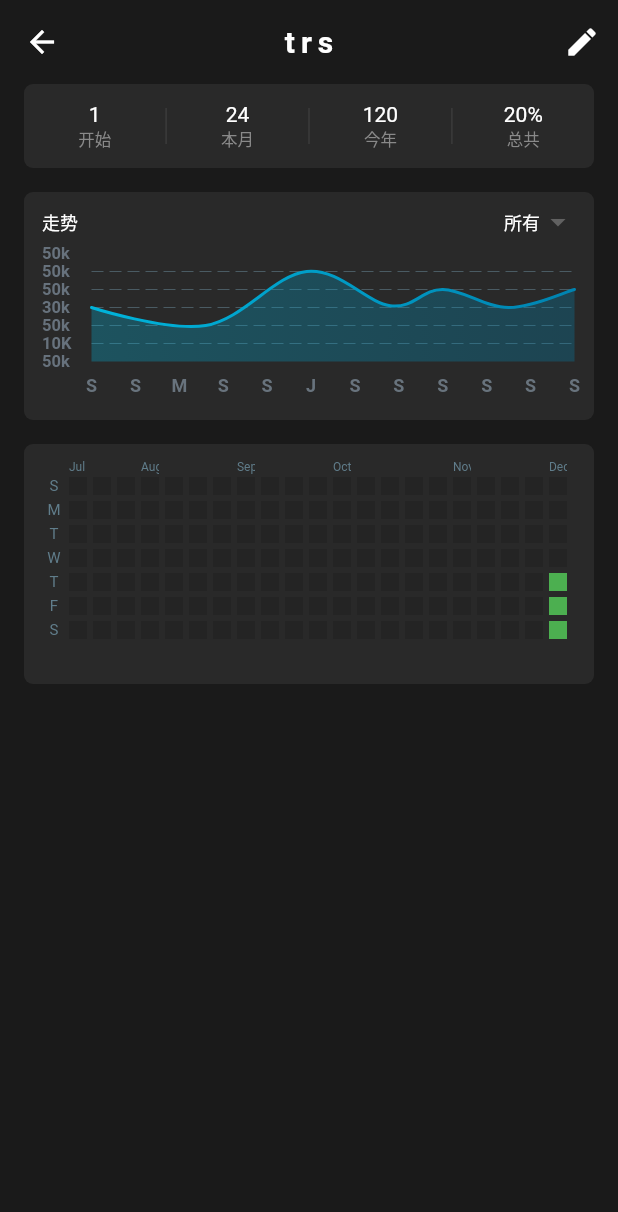
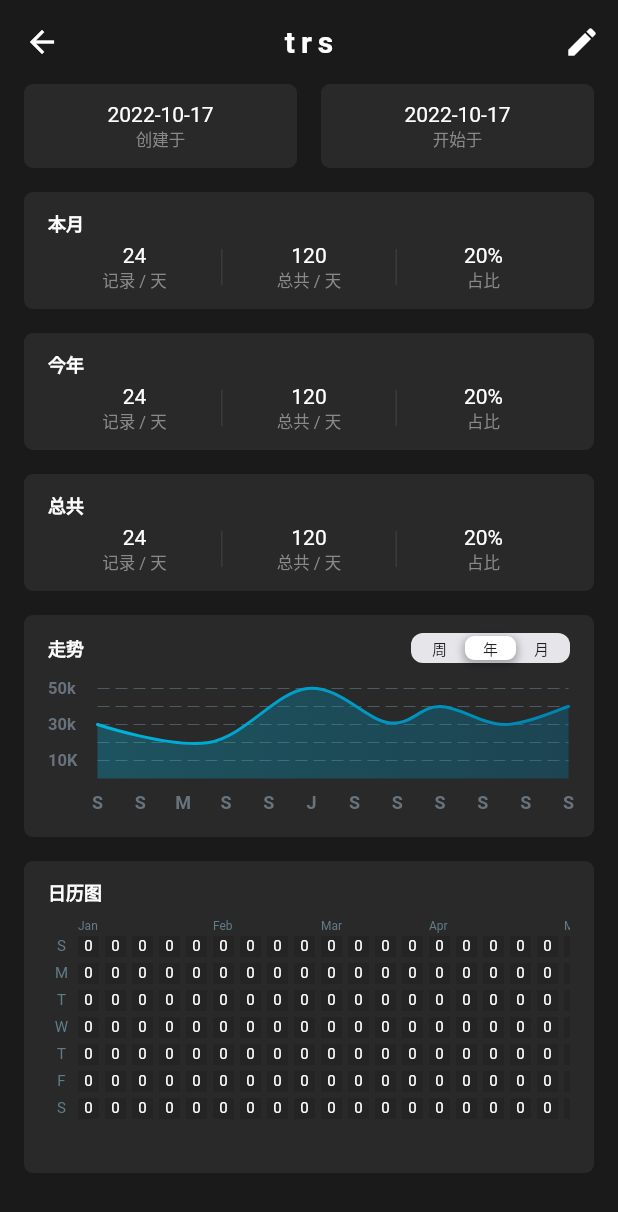
Before and after one commit to BarrySong97/butter, a Flutter app: the Statistics screen opened directly, on a phone screen of 412 x 824 dp. Shown: the top 1212 px of the screen. Run offline on Flutter 3.47's test engine with Material 2 defaults, Android fonts, the light colour scheme and no system bars; drawn by our look-alikes of custom_sliding_segmented_control, dropdown_button2, fl_chart; our stand-ins replace flutter_calendar_carousel, get, hooks_riverpod, isar; missing offline and left inert: flex_color_picker; accounts and stored records are empty; generated files the repository leaves out were written again.

Commit message:
feat(statistics): change info card by date catregory and fix calen

```diff
--- a/lib/locale.dart
+++ b/lib/locale.dart
@@ -17,21 +17,35 @@
           'done': 'Done',
           'addSelectColorTitle': 'select a color',
           'addSelectColorSubTitle': 'choose a sub color',
-          'startFrom': 'start',
+          'createStartFrom': 'created from',
           'monthDays': 'month',
+          'trackStartFrom': 'tracked from',
           'yearDays': 'year',
           'percent': 'total',
+          'thisYear': 'Year',
+          'thisMonth': 'Month',
+          'thisAll': 'All',
+          'allDays': 'All',
+          'trackDays': 'Tracked',
           'statistic': 'statistic',
         },
         'zh_CN': {
           'zh_CN': '中文',
-          'statistic': '走势',
+          'trend': '走势',
           "Month": '月',
+          "Week": '周',
+          'thisYear': '今年',
+          'thisAll': '总共',
+          'allDays': '总共 / 天',
+          'trackDays': '记录 / 天',
+          'zon': '总共',
           "Year": '年',
           "All": '所有',
           'monthDays': '本月',
-          'percent': '总共',
-          'startFrom': '开始',
+          'percent': '占比',
+          'trackStartFrom': '开始于',
+          'thisMonth': '本月',
+          'createStartFrom': '创建于',
           'yearDays': '今年',
           'cancel': '取消',
           'addSelectColorTitle': '选择一个颜色',
--- a/lib/pages/Statistics/components/HeatMap.dart
+++ b/lib/pages/Statistics/components/HeatMap.dart
@@ -16,7 +16,7 @@
         TimeUtils.removeTime(DateTime.now()): 4,
       },
       colorThresholds: {
-        1: Colors.green,
+        1: Colors.blue,
       },
       weekDaysLabels: ['S', 'M', 'T', 'W', 'T', 'F', 'S'],
       monthsLabels: [
@@ -34,8 +34,8 @@
         "Nov",
         "Dec",
       ],
-      squareSize: 12.0,
-      textOpacity: -1.3,
+      squareSize: 14.0,
+      textOpacity: 1,
       labelTextColor: Colors.blueGrey,
       dayTextColor: Colors.blue,
     );
--- a/lib/pages/Statistics/components/HeatMap/default_container.dart
+++ b/lib/pages/Statistics/components/HeatMap/default_container.dart
@@ -18,11 +18,11 @@
   Widget build(BuildContext context) {
     return Container(
         alignment: Alignment.center,
-        height: size,
-        width: size,
+        height: 14,
+        width: 14,
         child: Text(
           text,
-          style: TextStyle(color: textColor, fontSize: size - 2),
+          style: TextStyle(color: textColor, fontSize: 10),
         ),
         margin: EdgeInsets.all(margin));
   }
--- a/lib/pages/Statistics/components/HeatMap/heatmap_calendar.dart
+++ b/lib/pages/Statistics/components/HeatMap/heatmap_calendar.dart
@@ -39,6 +39,8 @@
   /// The color of the text that identifies the days
   final Color dayTextColor;
 
+  final bool showDay;
+
   /// Helps avoiding overspacing issues
   final double safetyMargin;
 
@@ -49,6 +51,7 @@
       this.weekDaysLabels = TimeUtils.defaultWeekLabels,
       this.monthsLabels = TimeUtils.defaultMonthsLabels,
       this.squareSize = 16,
+      this.showDay = false,
       this.textOpacity = 0.2,
       this.labelTextColor = Colors.black,
       this.dayTextColor = Colors.black,
@@ -96,17 +99,17 @@
             width: constraints.maxWidth,
             child: Row(
               children: <Widget>[
-                WeekLabels(
-                  weekDaysLabels: widget.weekDaysLabels,
-                  squareSize: widget.squareSize,
-                  labelTextColor: widget.labelTextColor,
-                ),
+                // WeekLabels(
+                //   weekDaysLabels: widget.weekDaysLabels,
+                //   squareSize: widget.squareSize,
+                //   labelTextColor: widget.labelTextColor,
+                // ),
                 WeekColumns(
                   squareSize: widget.squareSize,
                   labelTextColor: widget.labelTextColor,
                   input: widget.input,
                   colorThresholds: widget.colorThresholds,
-                  currentOpacity: currentOpacity,
+                  currentOpacity: widget.textOpacity,
                   monthLabels: widget.monthsLabels,
                   dayTextColor: widget.dayTextColor,
                   columnsToCreate: getColumnsToCreate(constraints.maxWidth) - 1,
--- a/lib/pages/Statistics/components/HeatMap/heatmap_day.dart
+++ b/lib/pages/Statistics/components/HeatMap/heatmap_day.dart
@@ -53,8 +53,9 @@
         opacity: opacity,
         duration: animationDuration,
         child: Text(
-          currentDay.toString(),
-          style: TextStyle(fontWeight: fontWeight, color: textColor),
+          value.toString(),
+          style: TextStyle(
+              fontWeight: fontWeight, color: Colors.white, fontSize: size - 4),
         ),
       ),
     );
--- a/lib/pages/Statistics/components/HeatMap/month_label.dart
+++ b/lib/pages/Statistics/components/HeatMap/month_label.dart
@@ -20,14 +20,13 @@
       width: size,
       child: Stack(
         fit: StackFit.expand,
-        // overflow: Overflow.visible,
         children: <Widget>[
           Positioned(
             width: 60,
             bottom: 0,
             child: Text(
               text,
-              style: TextStyle(fontSize: size - 4, color: textColor),
+              style: TextStyle(fontSize: size - 6, color: textColor),
             ),
           )
         ],
--- a/lib/pages/Statistics/components/HeatMap/time_utils.dart
+++ b/lib/pages/Statistics/components/HeatMap/time_utils.dart
@@ -33,7 +33,7 @@
     return safeSubtract(
         today,
         Duration(
-            days: (today.weekday % DateTime.daysPerWeek),
+            days: today.weekday + 1,
             hours: today.hour,
             minutes: today.minute,
             seconds: today.second,
--- /dev/null
+++ b/lib/pages/Statistics/components/InfoCard.dart
@@ -0,0 +1,53 @@
+import 'package:flutter/cupertino.dart';
+import 'package:flutter/material.dart';
+
+class InfoCard extends StatelessWidget {
+  final Widget extra;
+  final Widget content;
+  final String? title;
+
+  const InfoCard(
+      {this.title, this.extra = const SizedBox(), required this.content});
+  @override
+  Widget build(BuildContext context) {
+    List<Widget> children = [
+      _buildHeader(),
+      SizedBox(
+        height: 4,
+      ),
+      _buildContent()
+    ];
+    if (title == null) {
+      children = [_buildContent()];
+    }
+    return Container(
+        alignment: Alignment.center,
+        padding: EdgeInsets.symmetric(horizontal: 16, vertical: 12),
+        decoration: BoxDecoration(
+            color: const Color(0xff292929),
+            borderRadius: BorderRadius.circular(6)),
+        child: Column(children: children));
+  }
+
+  Widget _buildHeader() {
+    return title != null
+        ? Row(
+            mainAxisAlignment: MainAxisAlignment.spaceBetween,
+            children: [
+              Text(
+                title ?? '',
+                style: TextStyle(
+                    color: Colors.white,
+                    fontSize: 12,
+                    fontWeight: FontWeight.w600),
+              ),
+              extra
+            ],
+          )
+        : Container();
+  }
+
+  Widget _buildContent() {
+    return content;
+  }
+}
--- a/lib/pages/Statistics/components/LineChart.dart
+++ b/lib/pages/Statistics/components/LineChart.dart
@@ -72,7 +72,8 @@
         text = '50k';
         break;
       default:
-        text = '50k';
+        // text = '50k';
+        text = '';
     }
 
     return Text(text, style: style, textAlign: TextAlign.left);
--- a/lib/pages/Statistics/index.dart
+++ b/lib/pages/Statistics/index.dart
@@ -1,11 +1,14 @@
-import 'package:dropdown_button2/dropdown_button2.dart';
+import 'package:custom_sliding_segmented_control/custom_sliding_segmented_control.dart';
+import 'package:flutter/cupertino.dart';
 import 'package:flutter/material.dart';
 import 'package:get/get.dart';
 import 'package:hooks_riverpod/hooks_riverpod.dart';
 import 'package:lipomo/pages/Statistics/components/HeatMap.dart';
+import 'package:lipomo/pages/Statistics/components/InfoCard.dart';
 
 import '../../models/Habit.dart';
 import '../Home/index.dart';
+import 'components/HeatMap/week_labels.dart';
 import 'components/LineChart.dart';
 
 class Statistics extends HookConsumerWidget {
@@ -27,9 +30,15 @@
       ),
       body: Container(
           padding: EdgeInsets.symmetric(horizontal: 16),
-          child: Column(
+          child: ListView(
             children: [
-              buildInfoCard(),
+              buildDateInfoCard(),
+              const SizedBox(height: 16),
+              buildMonthInfoCard(),
+              const SizedBox(height: 16),
+              buildYearInfoCard(),
+              const SizedBox(height: 16),
+              buildAllInfoCard(),
               const SizedBox(height: 16),
               buildLineCard(),
               const SizedBox(height: 16),
@@ -40,34 +49,33 @@
     );
   }
 
-  Widget buildInfoCard() {
-    return Container(
-      alignment: Alignment.center,
-      padding: EdgeInsets.symmetric(horizontal: 0, vertical: 12),
-      decoration: BoxDecoration(
-          color: const Color(0xff292929),
-          borderRadius: BorderRadius.circular(6)),
-      child: Row(
+  Widget buildDateInfoCard() {
+    return Row(
       children: [
-          Expanded(child: buildInfoItem('1', 'startFrom')),
+        Expanded(
+          child:
+              InfoCard(content: buildInfoItem('2022-10-17', 'createStartFrom')),
+        ),
         SizedBox(
-              width: 1,
-              height: 24,
-              child: ColoredBox(color: Color(0xff3a3a3a))),
-          Expanded(child: buildInfoItem('24', 'monthDays')),
-          SizedBox(
-              width: 1,
-              height: 24,
-              child: ColoredBox(color: Color(0xff3a3a3a))),
-          Expanded(child: buildInfoItem('120', 'yearDays')),
-          SizedBox(
-              width: 1,
-              height: 24,
-              child: ColoredBox(color: Color(0xff3a3a3a))),
-          Expanded(child: buildInfoItem('20%', 'percent'))
+          width: 16,
+        ),
+        Expanded(
+            child: InfoCard(
+                content: buildInfoItem('2022-10-17', 'trackStartFrom')))
       ],
-      ),
     );
+  }
+
+  Widget buildMonthInfoCard() {
+    return InfoCard(title: 'thisMonth'.tr, content: buildNumberInfo());
+  }
+
+  Widget buildYearInfoCard() {
+    return InfoCard(title: 'thisYear'.tr, content: buildNumberInfo());
+  }
+
+  Widget buildAllInfoCard() {
+    return InfoCard(title: 'thisAll'.tr, content: buildNumberInfo());
   }
 
   Widget buildInfoItem(String value, String title) {
@@ -89,42 +97,90 @@
     ));
   }
 
+  Widget buildNumberInfo() {
+    return Row(
+      children: [
+        Expanded(child: buildInfoItem('24', 'trackDays')),
+        SizedBox(
+            width: 1, height: 24, child: ColoredBox(color: Color(0xff3a3a3a))),
+        Expanded(child: buildInfoItem('120', 'allDays')),
+        SizedBox(
+            width: 1, height: 24, child: ColoredBox(color: Color(0xff3a3a3a))),
+        Expanded(child: buildInfoItem('20%', 'percent'))
+      ],
+    );
+  }
+
   Widget buildLineCard() {
-    return Container(
+    return InfoCard(
+      content: LineChartSample2(),
+      title: 'trend'.tr,
+      extra: CustomSlidingSegmentedControl<int>(
+        initialValue: 3,
+        height: 16,
+        children: {
+          1: Text(
+            'Week'.tr,
+            style: TextStyle(fontSize: 10),
+          ),
+          3: Text(
+            'Year'.tr,
+            style: TextStyle(fontSize: 10),
+          ),
+          2: Text(
+            'Month'.tr,
+            style: TextStyle(fontSize: 10),
+          ),
+        },
         decoration: BoxDecoration(
-          color: const Color(0xff292929),
-          borderRadius: BorderRadius.circular(6)),
-      padding: EdgeInsets.symmetric(horizontal: 12, vertical: 0),
-      child: Column(
-        children: [
-          buildLineCardHeader(),
-          LineChartSample2(),
-          SizedBox(height: 12)
+          color: CupertinoColors.lightBackgroundGray,
+          borderRadius: BorderRadius.circular(8),
+        ),
+        thumbDecoration: BoxDecoration(
+          color: Colors.white,
+          borderRadius: BorderRadius.circular(6),
+          boxShadow: [
+            BoxShadow(
+              color: Colors.black.withOpacity(.3),
+              blurRadius: 4.0,
+              spreadRadius: 1.0,
+              offset: Offset(
+                0.0,
+                2.0,
+              ),
+            ),
           ],
+        ),
+        duration: Duration(milliseconds: 300),
+        curve: Curves.easeInToLinear,
+        onValueChanged: (v) {
+          print(v);
+        },
       ),
     );
   }
 
-  Widget buildLineCardHeader() {
-    return Row(
-      mainAxisAlignment: MainAxisAlignment.spaceBetween,
+  Widget buildHeatMapCalendarCard() {
+    return InfoCard(
+      title: '日历图',
+      content: Row(
+        crossAxisAlignment: CrossAxisAlignment.start,
         children: [
-        Text(
-          'statistic'.tr,
-          style: TextStyle(color: Colors.white, fontSize: 12),
+          WeekLabels(
+            weekDaysLabels: ['S', 'M', 'T', 'W', 'T', 'F', 'S'],
+            squareSize: 14,
+            labelTextColor: Colors.blueGrey,
           ),
-        DropdownButtonExample()
+          Expanded(
+              child: SingleChildScrollView(
+            scrollDirection: Axis.horizontal,
+            child: Container(
+              width: 900,
+              child: HeatMap(),
+            ),
+          ))
         ],
-    );
-  }
-
-  Widget buildHeatMapCalendarCard() {
-    return Container(
-      decoration: BoxDecoration(
-          color: const Color(0xff292929),
-          borderRadius: BorderRadius.circular(6)),
-      padding: EdgeInsets.symmetric(horizontal: 12, vertical: 8),
-      child: HeatMap(),
+      ),
     );
   }
 
@@ -145,46 +201,3 @@
     ];
   }
 }
-
-class DropdownButtonExample extends StatefulWidget {
-  const DropdownButtonExample({super.key});
-
-  @override
-  State<DropdownButtonExample> createState() => _DropdownButtonExampleState();
-}
-
-List<String> list = <String>['All'.tr, 'Year'.tr, 'Month'.tr];
-
-class _DropdownButtonExampleState extends State<DropdownButtonExample> {
-  String dropdownValue = list.first;
-
-  @override
-  Widget build(BuildContext context) {
-    return DropdownButtonHideUnderline(
-      child: DropdownButton2(
-        dropdownWidth: 100,
-        items: list
-            .map((item) => DropdownMenuItem<String>(
-                  value: item,
-                  child: Text(
-                    item,
-                    style: TextStyle(
-                        fontSize: 12,
-                        color: dropdownValue == item
-                            ? Colors.white
-                            : Colors.black),
-                  ),
-                ))
-            .toList(),
-        value: dropdownValue,
-        onChanged: (value) {
-          setState(() {
-            dropdownValue = value as String;
-          });
-        },
-        buttonHeight: 40,
-        itemHeight: 40,
-      ),
-    );
-  }
-}
--- a/pubspec.yaml
+++ b/pubspec.yaml
@@ -42,9 +42,8 @@
   hooks_riverpod: ^2.1.1
   flutter_calendar_carousel: 2.4.1
   fl_chart: 0.55.2
-  dropdown_button2: 1.9.2
+  custom_sliding_segmented_control: ^1.7.3
   isar: *isar_version
-  flutter_heatmap_calendar: ^1.0.5
   isar_flutter_libs: *isar_version # contains Isar Core
 
 dev_dependencies:
```
Also changed, not shown: pubspec.lock, 1 other file. Lines whose indentation alone changed are shown as unchanged.
